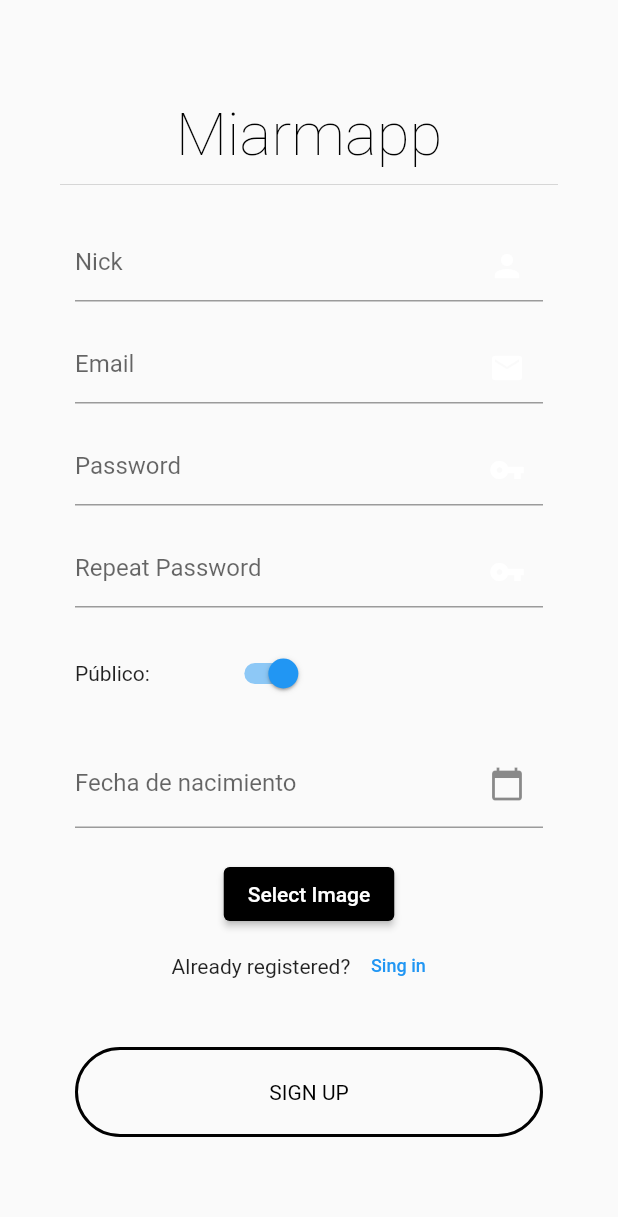
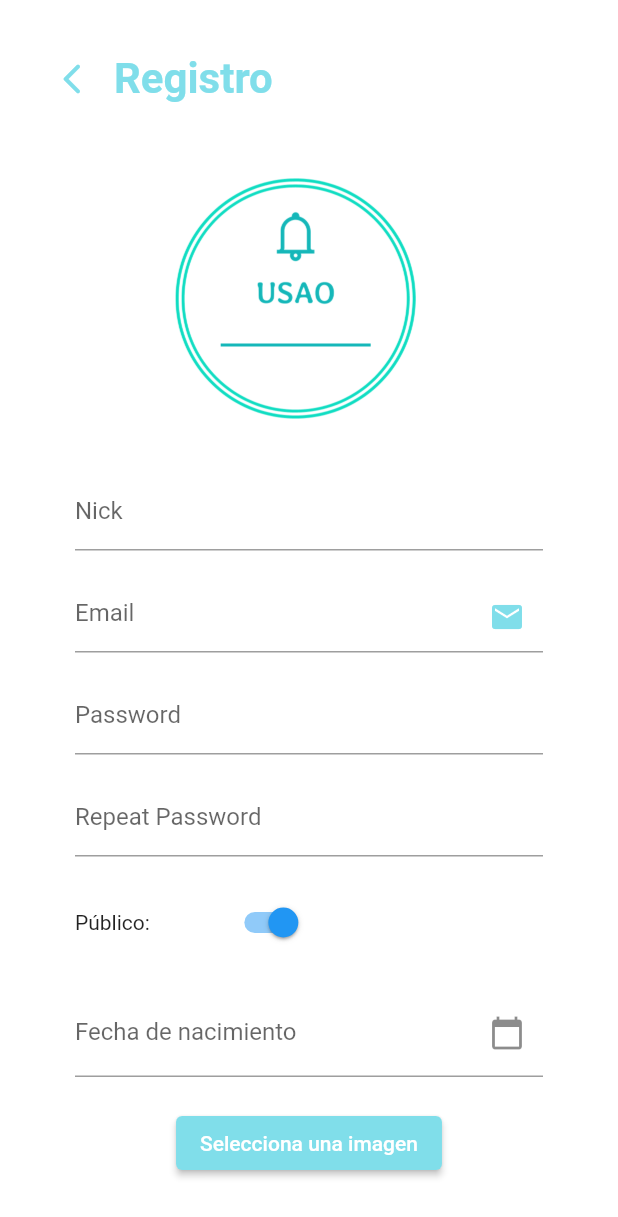
Before and after one commit to Jucarlox/Proyecto_USAO, a Flutter app: the screen it shows after launch, on a phone screen of 412 x 824 dp. Shown: the top 1217 px of the screen. Run offline on Flutter 3.47's test engine with Material 2 defaults, Android fonts, the phone set to English and light mode, and no system bars; our stand-ins replace bloc, equatable, flutter_bloc, google_fonts, image_picker, shared_preferences.

Commit message:
Registro completo

```diff
--- a/usao/lib/main.dart
+++ b/usao/lib/main.dart
@@ -15,7 +15,8 @@ class MyApp extends StatelessWidget {
   @override
   Widget build(BuildContext context) {
     return MaterialApp(
-      title: 'Miarma',
+      debugShowCheckedModeBanner: false,
+      title: 'USAO',
       theme: ThemeData(
         primarySwatch: Colors.blue,
       ),
--- a/usao/lib/models/register/register_dto.dart
+++ b/usao/lib/models/register/register_dto.dart
@@ -6,6 +6,7 @@ class RegisterDto {
     required this.password,
     required this.password2,
     required this.privacity,
+    required this.avatar,
   });
   late final String nick;
   late final String email;
@@ -13,6 +14,7 @@ class RegisterDto {
   late final String password;
   late final String password2;
   late final bool privacity;
+  late final String avatar;
 
   RegisterDto.fromJson(Map<String, dynamic> json) {
     nick = json['nick'];
@@ -21,6 +23,7 @@ class RegisterDto {
     password = json['password'];
     password2 = json['password2'];
     privacity = json['privacity'];
+    avatar = json['avatar'];
   }
 
   Map<String, dynamic> toJson() {
@@ -31,6 +34,7 @@ class RegisterDto {
     _data['password'] = password;
     _data['password2'] = password2;
     _data['privacity'] = privacity;
+    _data['avatar'] = avatar;
     return _data;
   }
 }
--- a/usao/lib/repository/auth/auth_repository_impl.dart
+++ b/usao/lib/repository/auth/auth_repository_impl.dart
@@ -1,18 +1,18 @@
 import 'dart:convert';
-import 'dart:io';
-import 'dart:ui';
+import 'dart:developer';
+
+import 'package:http/http.dart' as http;
 import 'package:http/http.dart';
 
-import 'package:http/http.dart' as http;
 import 'package:shared_preferences/shared_preferences.dart';
+import 'package:usao/models/login/login_dto.dart';
+import 'package:usao/models/login/login_response.dart';
 import 'package:usao/models/register/register_dto.dart';
-import 'package:usao/repository/auth/auth_repository.dart';
-import 'package:usao/repository/constants.dart';
-import '../../../bloc/auth/login/login_bloc.dart';
-import '../../../models/login/login_dto.dart';
-import '../../../models/login/login_response.dart';
-import '../../../models/register/register_response.dart';
+import 'package:usao/models/register/register_response.dart';
 import 'package:http_parser/http_parser.dart';
+
+import '../constants.dart';
+import 'auth_repository.dart';
 
 class AuthRepositoryImpl extends AuthRepository {
   final Client _client = Client();
@@ -46,12 +46,15 @@ class AuthRepositoryImpl extends AuthRepository {
         "email": registerDto.email,
         "password": registerDto.password,
         "password2": registerDto.password2,
+        "avatar": "",
         "fechaNacimiento": registerDto.fechaNacimiento,
         "privacity": registerDto.privacity
       });
 
+      print(data);
+      print(filePath);
       var request = http.MultipartRequest(
-          'POST', Uri.parse("${Constants.baseUrl}/auth/register"))
+          'POST', Uri.parse("https://usao-back.herokuapp.com/auth/register"))
         ..files.add(http.MultipartFile.fromString('user', data,
             contentType: MediaType('application', 'json')))
         ..files.add(await http.MultipartFile.fromPath('file', filePath));
@@ -62,7 +65,7 @@ class AuthRepositoryImpl extends AuthRepository {
 
       if (response.statusCode == 201) {
         LoginDto loginDto =
-            LoginDto(nick: registerDto.nick, password: registerDto.password);
+            LoginDto(nick: registerDto.email, password: registerDto.password);
         login(loginDto);
         return RegisterResponse.fromJson(
             jsonDecode(await response.stream.bytesToString()));
--- a/usao/lib/repository/constants.dart
+++ b/usao/lib/repository/constants.dart
@@ -1,3 +1,3 @@
 class Constants {
-  static String baseUrl = "http://10.0.2.2:8080";
+  static String baseUrl = "https://usao-back.herokuapp.com";
 }
--- /dev/null
+++ b/usao/lib/styles/colors.dart
@@ -0,0 +1,13 @@
+import 'package:flutter/material.dart';
+
+class AppColors {
+  static const lightsky = Color(0xFFA6C0FF);
+  static const whiteshade = Color(0xFFF8F9FA);
+  static const blue = Color(0xFF497fff);
+  static const lightblueshade = Color(0xFF758CC8);
+  static const grayshade = Color(0xFFEBEBEB);
+  static const lightblue = Color(0xFF4B68D1);
+  static const blackshade = Color(0xFF555555);
+  static const hintText = Color(0xFFC7C7CD);
+  static const cyan = Color(0xFF80DEEA);
+}
--- /dev/null
+++ b/usao/lib/styles/text.dart
@@ -0,0 +1,16 @@
+import 'package:flutter/material.dart';
+import 'package:usao/styles/colors.dart';
+
+class KTextStyle {
+  static const headerTextStyle = TextStyle(
+      color: AppColors.cyan, fontSize: 28, fontWeight: FontWeight.w700);
+
+  static const textFieldHeading =
+      TextStyle(color: Colors.black, fontSize: 16, fontWeight: FontWeight.w500);
+
+  static const textFieldHintStyle = TextStyle(
+      color: AppColors.hintText, fontSize: 14, fontWeight: FontWeight.w500);
+
+  static const authButtonTextStyle = TextStyle(
+      fontSize: 18, fontWeight: FontWeight.w600, color: AppColors.whiteshade);
+}
--- a/usao/lib/ui/register_screen.dart
+++ b/usao/lib/ui/register_screen.dart
@@ -12,6 +12,8 @@ import 'package:usao/bloc/image_pick/image_pick_bloc.dart';
 import 'package:usao/models/register/register_dto.dart';
 import 'package:usao/repository/auth/auth_repository.dart';
 import 'package:usao/repository/auth/auth_repository_impl.dart';
+import 'package:usao/styles/colors.dart';
+import 'package:usao/widgets/custom_header.dart';
 import '../bloc/auth/login/login_bloc.dart';
 
 class RegisterScreen extends StatefulWidget {
@@ -54,6 +56,7 @@ class _RegisterScreenState extends State<RegisterScreen> {
 
   _createBody(BuildContext context) {
     return Scaffold(
+      backgroundColor: Colors.white,
       body: Center(
         child: Container(
             padding: const EdgeInsets.all(20),
@@ -110,22 +113,23 @@ class _RegisterScreenState extends State<RegisterScreen> {
                       child: Column(
                         mainAxisAlignment: MainAxisAlignment.spaceBetween,
                         children: [
-                          Text(
-                            'Miarmapp',
-                            style: GoogleFonts.oleoScript(
-                              color: Colors.black,
-                              textStyle: Theme.of(context).textTheme.headline4,
-                              fontSize: 40,
-                              fontWeight: FontWeight.w100,
-                              fontStyle: FontStyle.normal,
-                            ),
+                          Padding(
+                            padding: const EdgeInsets.fromLTRB(0, 0, 0, 30),
+                            child: CustomHeader(
+                                text: 'Registro',
+                                onTap: () {
+                                  // Navigator.pushReplacement(context,
+                                  //   MaterialPageRoute(builder: (context) => const Signin()));
+                                }),
                           ),
-                          const Divider(
-                            height: 20,
-                            thickness: .1,
-                            indent: 20,
-                            endIndent: 20,
-                            color: Colors.black,
+                          Container(
+                            padding: const EdgeInsets.fromLTRB(40, 0, 0, 0),
+                            alignment: Alignment.centerLeft,
+                            height: 200,
+                            width: MediaQuery.of(context).size.width,
+                            margin: EdgeInsets.only(
+                                left: MediaQuery.of(context).size.width * 0.09),
+                            child: Image.asset(("assets/images/logo.png")),
                           ),
                           Column(
                             children: [
@@ -155,10 +159,11 @@ class _RegisterScreenState extends State<RegisterScreen> {
                                 margin: const EdgeInsets.only(top: 20),
                                 width: deviceWidth - 100,
                                 child: TextFormField(
+                                  style: TextStyle(color: AppColors.cyan),
                                   controller: emailController,
                                   decoration: const InputDecoration(
                                       suffixIcon: Icon(Icons.email),
-                                      suffixIconColor: Colors.white,
+                                      suffixIconColor: AppColors.cyan,
                                       hintText: 'Email',
                                       focusedBorder: UnderlineInputBorder(
                                           borderSide:
@@ -296,7 +301,7 @@ class _RegisterScreenState extends State<RegisterScreen> {
                                         return Center(
                                             child: ElevatedButton(
                                                 style: ElevatedButton.styleFrom(
-                                                  primary: Colors.black,
+                                                  primary: AppColors.cyan,
                                                 ),
                                                 onPressed: () {
                                                   BlocProvider.of<
@@ -308,7 +313,7 @@ class _RegisterScreenState extends State<RegisterScreen> {
                                                                   .gallery));
                                                 },
                                                 child: const Text(
-                                                    'Select Image')));
+                                                    'Selecciona una imagen')));
                                       }),
                                 ),
                               ),
@@ -316,10 +321,10 @@ class _RegisterScreenState extends State<RegisterScreen> {
                           ),
                           Row(
                             children: <Widget>[
-                              const Text('Already registered?'),
+                              const Text('Estas Registrado?'),
                               TextButton(
                                 child: const Text(
-                                  'Sing in',
+                                  'Logueate',
                                   style: TextStyle(fontSize: 12),
                                 ),
                                 onPressed: () {
@@ -333,6 +338,7 @@ class _RegisterScreenState extends State<RegisterScreen> {
                             onTap: () {
                               if (_formKey.currentState!.validate()) {
                                 final registerDto = RegisterDto(
+                                    avatar: "",
                                     nick: nickController.text,
                                     email: emailController.text,
                                     password: passwordController.text,
@@ -350,11 +356,12 @@ class _RegisterScreenState extends State<RegisterScreen> {
                                 padding: const EdgeInsets.symmetric(
                                     horizontal: 50, vertical: 20),
                                 decoration: BoxDecoration(
+                                    color: AppColors.cyan,
                                     border: Border.all(
                                         color: Colors.black, width: 2),
                                     borderRadius: BorderRadius.circular(50)),
                                 child: Text(
-                                  'Sign Up'.toUpperCase(),
+                                  'Registrar'.toUpperCase(),
                                   style: const TextStyle(color: Colors.black),
                                   textAlign: TextAlign.center,
                                 )),
--- /dev/null
+++ b/usao/lib/widgets/custom_header.dart
@@ -0,0 +1,38 @@
+import 'package:flutter/material.dart';
+import 'package:usao/styles/colors.dart';
+import 'package:usao/styles/text.dart';
+
+class CustomHeader extends StatelessWidget {
+  final String text;
+  final Function()? onTap;
+  const CustomHeader({Key? key, required this.text, required this.onTap})
+      : super(key: key);
+
+  @override
+  Widget build(BuildContext context) {
+    return Container(
+      margin: const EdgeInsets.only(top: 16, left: 16),
+      child: Row(
+        mainAxisAlignment: MainAxisAlignment.start,
+        crossAxisAlignment: CrossAxisAlignment.center,
+        children: [
+          InkWell(
+            onTap: onTap,
+            child: const Icon(
+              Icons.arrow_back_ios_new_rounded,
+              color: AppColors.cyan,
+              size: 24,
+            ),
+          ),
+          const SizedBox(
+            width: 16,
+          ),
+          Text(
+            text,
+            style: KTextStyle.headerTextStyle,
+          )
+        ],
+      ),
+    );
+  }
+}
--- a/usao/pubspec.yaml
+++ b/usao/pubspec.yaml
@@ -73,8 +73,8 @@ flutter:
   uses-material-design: true
 
   # To add assets to your application, add an assets section, like this:
-  # assets:
-  #   - images/a_dot_burr.jpeg
+  assets:
+    - assets/images/logo.png
   #   - images/a_dot_ham.jpeg
 
   # An image asset can refer to one or more resolution-specific "variants", see
```
Also changed, not shown: usao/assets/images/logo.png (added).
